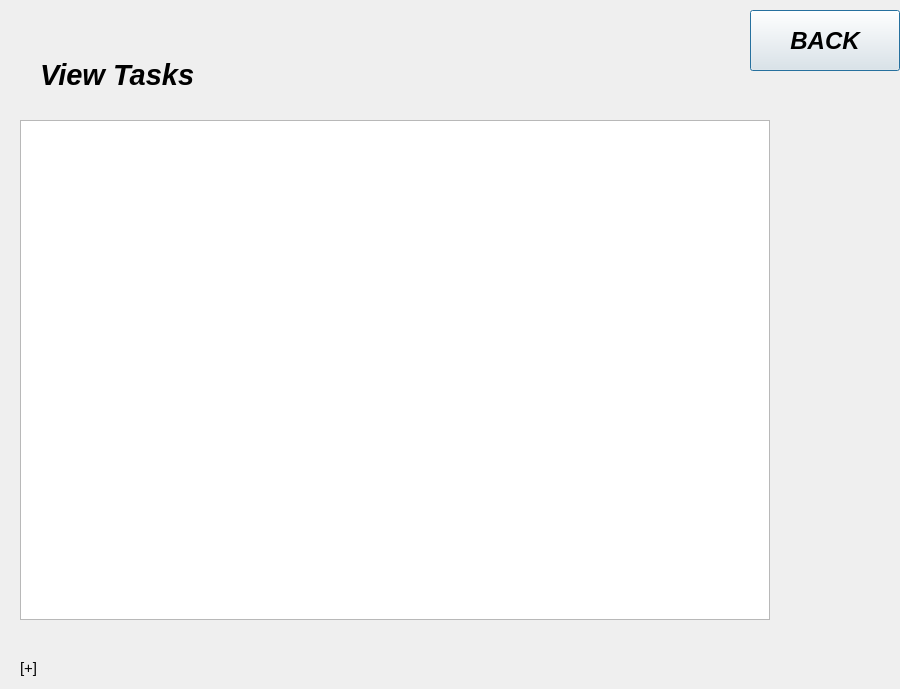
Old version of the form viewtasks.ui in the repository imtheprince7/Todo-App.
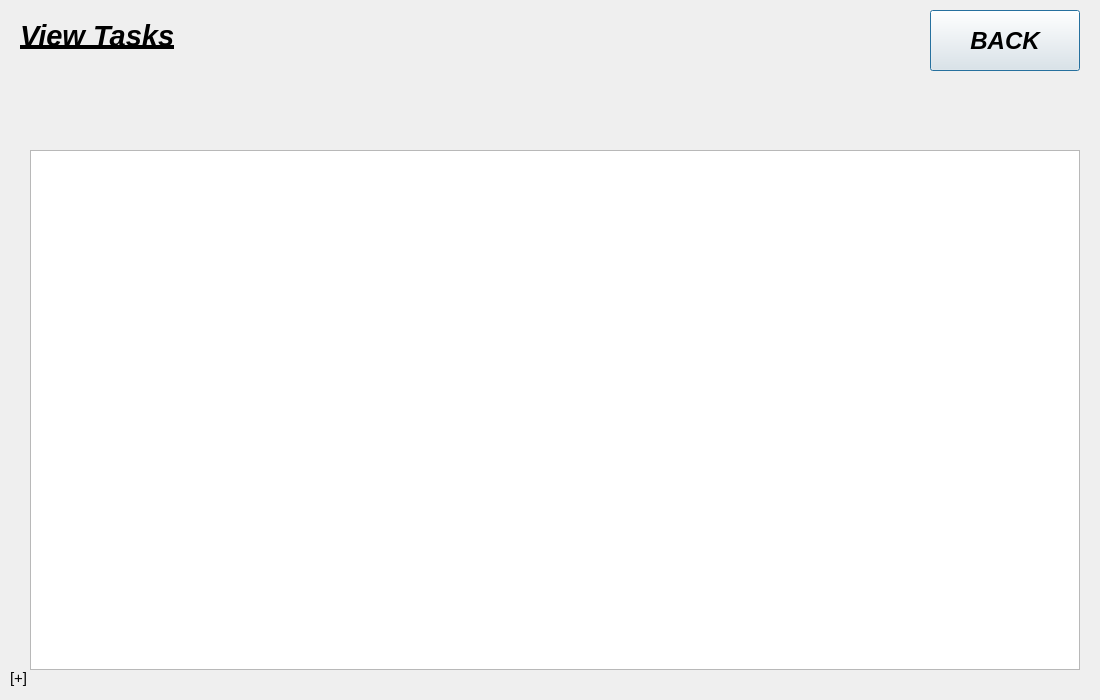
New version of the form.

Diff of the .ui file:
```diff
--- a/viewtasks.ui
+++ b/viewtasks.ui
@@ -6,13 +6,13 @@
    <rect>
     <x>0</x>
     <y>0</y>
-    <width>900</width>
-    <height>689</height>
+    <width>1100</width>
+    <height>700</height>
    </rect>
   </property>
   <property name="maximumSize">
    <size>
-    <width>900</width>
+    <width>1100</width>
     <height>700</height>
    </size>
   </property>
@@ -22,10 +22,10 @@
   <widget class="QLabel" name="ViewTaskMessageLabel">
    <property name="geometry">
     <rect>
-     <x>40</x>
-     <y>40</y>
+     <x>20</x>
+     <y>10</y>
      <width>201</width>
-     <height>70</height>
+     <height>51</height>
     </rect>
    </property>
    <property name="maximumSize">
@@ -39,6 +39,7 @@
      <pointsize>22</pointsize>
      <italic>true</italic>
      <bold>true</bold>
+     <underline>true</underline>
     </font>
    </property>
    <property name="text">
@@ -48,8 +49,8 @@
   <widget class="QLabel" name="connectionMessageLabel">
    <property name="geometry">
     <rect>
-     <x>20</x>
-     <y>660</y>
+     <x>10</x>
+     <y>670</y>
      <width>150</width>
      <height>16</height>
     </rect>
@@ -72,7 +73,7 @@
   <widget class="QPushButton" name="pushButton">
    <property name="geometry">
     <rect>
-     <x>750</x>
+     <x>930</x>
      <y>10</y>
      <width>150</width>
      <height>61</height>
@@ -98,18 +99,25 @@
   <widget class="QTableWidget" name="ViewTaskTableWidget">
    <property name="geometry">
     <rect>
-     <x>20</x>
-     <y>120</y>
-     <width>750</width>
-     <height>500</height>
+     <x>30</x>
+     <y>150</y>
+     <width>1050</width>
+     <height>520</height>
     </rect>
    </property>
    <property name="maximumSize">
     <size>
-     <width>750</width>
-     <height>500</height>
+     <width>1050</width>
+     <height>520</height>
     </size>
    </property>
+   <property name="font">
+    <font>
+     <pointsize>12</pointsize>
+     <italic>true</italic>
+     <bold>true</bold>
+    </font>
+   </property>
   </widget>
  </widget>
  <resources/>
```
